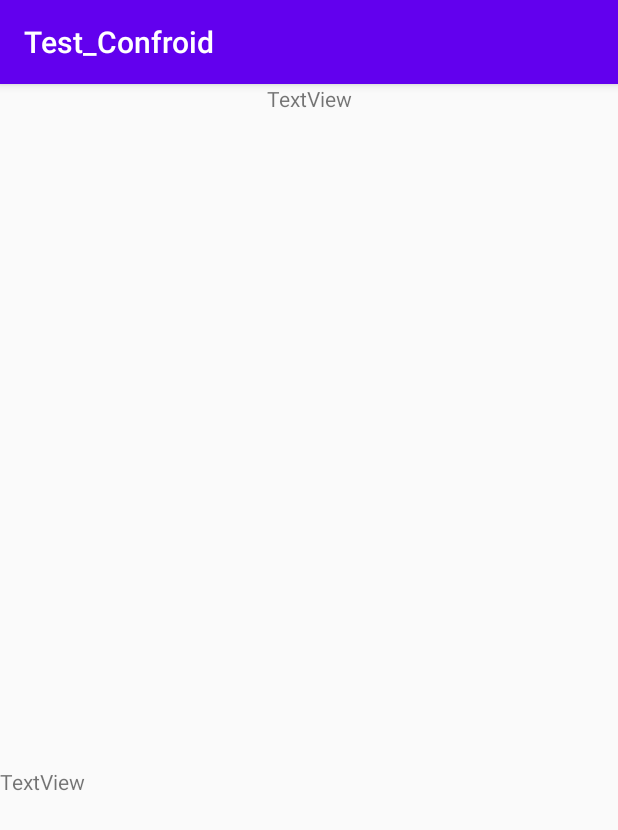
After one commit to alopesmendes/Android, an Android app: the AllVersions screen opened directly, with no data from a screen before it, on a phone screen of 412 x 824 dp. The commit adds this screen. Shown: the top 830 px of the screen. Run offline under Robolectric (Android 15) with nearby library versions, the phone set to English and light mode, and no system bars.

Commit message:
activity_all_versions

```diff
--- a/Test_Calculator/build.gradle
+++ b/Test_Calculator/build.gradle
@@ -6,7 +6,7 @@ buildscript {
         jcenter()
     }
     dependencies {
-        classpath "com.android.tools.build:gradle:4.0.1"
+        classpath 'com.android.tools.build:gradle:4.1.1'
         classpath "org.jetbrains.kotlin:kotlin-gradle-plugin:$kotlin_version"
 
         // NOTE: Do not place your application dependencies here; they belong
--- a/Test_Confroid/app/src/main/AndroidManifest.xml
+++ b/Test_Confroid/app/src/main/AndroidManifest.xml
@@ -21,7 +21,7 @@
             android:name=".services.ConfigurationPusher"
             android:enabled="true"
             android:exported="true" />
-
+        <activity android:name=".AllVersions"></activity>
         <activity android:name=".MainActivity">
             <intent-filter>
                 <action android:name="android.intent.action.MAIN" />
--- /dev/null
+++ b/Test_Confroid/app/src/main/java/fr/umlv/test_confroid/AllVersions.kt
@@ -0,0 +1,52 @@
+package fr.umlv.test_confroid;
+
+import android.content.BroadcastReceiver
+import android.content.Context
+import android.content.Intent
+import android.os.Bundle
+import android.util.Log
+import androidx.appcompat.app.AppCompatActivity
+import android.view.View
+import android.widget.TextView
+import fr.umlv.test_confroid.services.ConfigurationPuller
+import fr.umlv.test_confroid.utils.ConfroidUtils
+import kotlinx.android.synthetic.main.activity_all_versions.*
+import kotlinx.android.synthetic.main.activity_main.*
+
+
+class AllVersions : AppCompatActivity() {
+    val broadcastAction = "getAllVersions"
+    /*
+    LORSQUE LE RECEIVER RECOIT LA CONFIG DU SERVICE PULLER,
+    AFFICHE LA CONFIG DANS LA TEXTVIEW
+    ET MET FIN AU SERVICE DE PULLER
+    */
+    val receiver: BroadcastReceiver = object : BroadcastReceiver() {
+        override fun onReceive(context: Context?, intent: Intent) {
+            if (intent.action == broadcastAction) {
+                Log.i("versions service", "receiver de AllVersions")
+                val versions = intent.getSerializableExtra("versions")
+                VersionsList.text = (versions as Array<*>).joinToString("\n", "{", "}")
+                Intent(this@AllVersions, ConfigurationPuller::class.java).apply {
+                    stopService(this)
+                }
+            }
+        }
+    }
+
+
+    override fun onCreate(savedInstanceState: Bundle?) {
+        super.onCreate(savedInstanceState)
+        setContentView(R.layout.activity_all_versions)
+        val intent = intent
+        if (intent != null) {
+            var appName: String = ""
+            if (intent.hasExtra("app")) {
+                appName = intent.getStringExtra("app").toString()
+                AppName.text = appName
+                ConfroidUtils.getConfigurationVersions(this, appName, null)
+            }
+        }
+
+    }
+}
--- a/Test_Confroid/app/src/main/java/fr/umlv/test_confroid/services/ConfigurationVersions.kt
+++ b/Test_Confroid/app/src/main/java/fr/umlv/test_confroid/services/ConfigurationVersions.kt
@@ -17,14 +17,14 @@ class ConfigurationVersions : Service() {
     override fun onStartCommand(intent: Intent?, flags: Int, startId: Int): Int {
         Log.i("versions service", "start")
         val app = intent?.extras?.getString("app")
-
+        Log.i("versions service", app.toString())
         if (app != null) {
             val versions = MainActivity.model.getAllVersions(app)
 
 //            ENVOIE LES VERSIONS AU RECEIVER DU MAINACTIVITY VIA UNE INTENT
             if (versions != null) {
                 val broadcastIntent = Intent()
-                broadcastIntent.action = MainActivity.broadcastAllVersionsAction
+                broadcastIntent.action = "getAllVersions"
                 broadcastIntent.putExtra("versions", versions.toTypedArray())
                 sendBroadcast(broadcastIntent)
             }
--- /dev/null
+++ b/Test_Confroid/app/src/main/res/layout/activity_all_versions.xml
@@ -0,0 +1,28 @@
+<?xml version="1.0" encoding="utf-8"?>
+<androidx.constraintlayout.widget.ConstraintLayout
+    xmlns:android="http://schemas.android.com/apk/res/android"
+    xmlns:app="http://schemas.android.com/apk/res-auto"
+    xmlns:tools="http://schemas.android.com/tools"
+    android:layout_width="match_parent"
+    android:layout_height="match_parent">
+
+    <TextView
+        android:id="@+id/AppName"
+        android:layout_width="wrap_content"
+        android:layout_height="wrap_content"
+        android:text="TextView"
+        app:layout_constraintEnd_toEndOf="parent"
+        app:layout_constraintStart_toStartOf="parent"
+        app:layout_constraintTop_toTopOf="parent" />
+
+    <TextView
+        android:id="@+id/VersionsList"
+        android:layout_width="match_parent"
+        android:layout_height="wrap_content"
+        android:layout_marginTop="142dp"
+        android:text="TextView"
+        app:layout_constraintBottom_toBottomOf="parent"
+        app:layout_constraintEnd_toEndOf="parent"
+        app:layout_constraintStart_toStartOf="parent"
+        app:layout_constraintTop_toBottomOf="@+id/AppName" />
+</androidx.constraintlayout.widget.ConstraintLayout>
```
Also changed, not shown: Test_Confroid/app/src/main/java/fr/umlv/test_confroid/MainActivity.kt (+8 -6 lines), Test_Calculator/gradle/wrapper/gradle-wrapper.properties.
